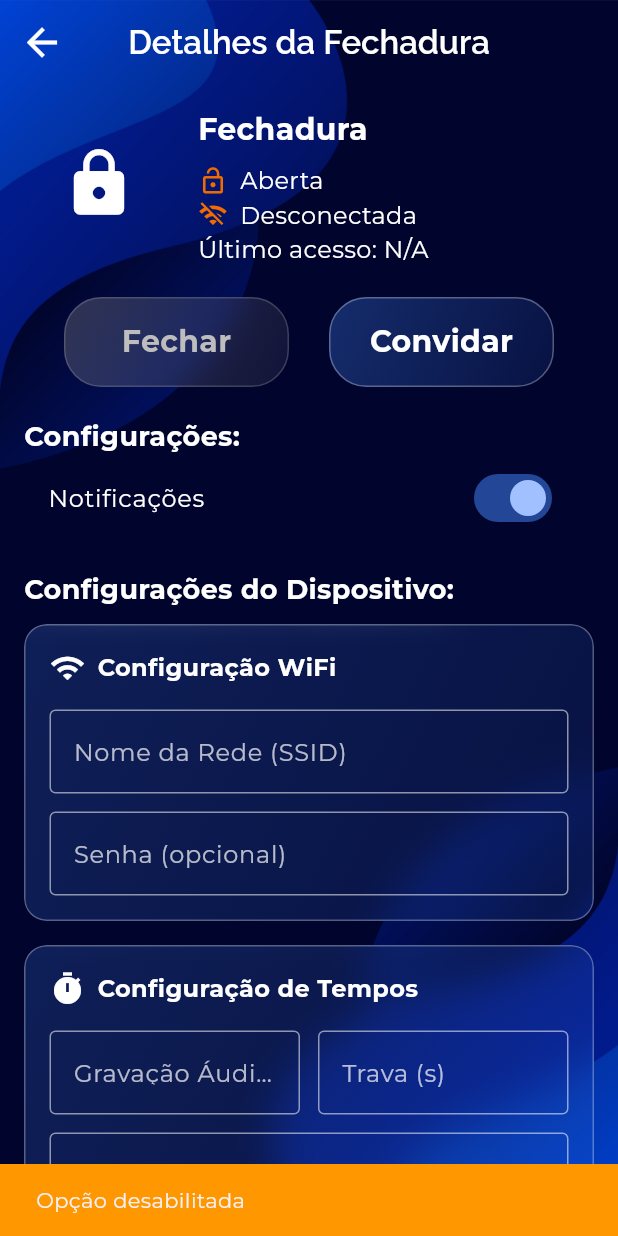
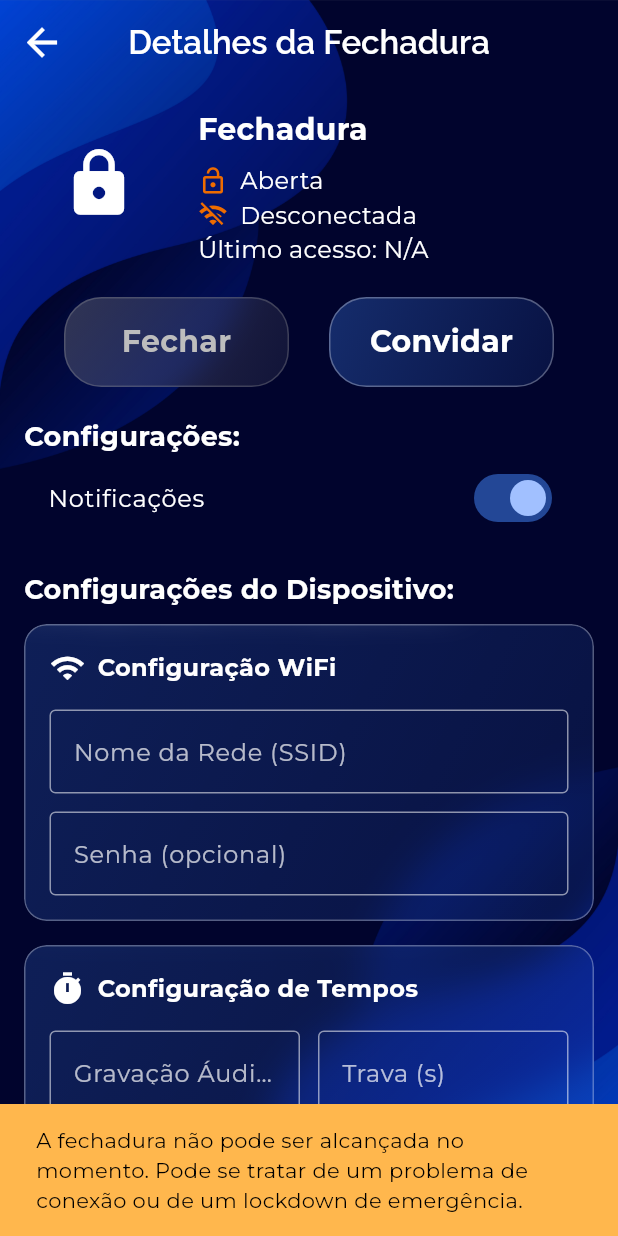
Before and after one commit to lucca-pellegrini/LockWise, a Flutter app: the LockDetails screen opened directly with empty values, after a tap on "Fechar", on a phone screen of 412 x 824 dp. Run offline on Flutter 3.47's test engine with Material 3 defaults, Android fonts, the phone set to English and light mode, and no system bars; our stand-ins replace carousel_slider, cloud_firestore, firebase_auth, firebase_core, flutter_secure_storage, introduction_screen and 2 more; missing offline and left inert: wifi_scan; accounts and stored records are empty; generated files the repository leaves out were written again; network calls fail.

Commit message:
style(PaginaDetalhe): torna legível aviso quando tentamos controlar dispositivo offline

```diff
--- a/app/lib/PaginaDetalhe.dart
+++ b/app/lib/PaginaDetalhe.dart
@@ -1509,9 +1509,12 @@ class _GlassButton extends StatelessWidget {
                   : () {
                       ScaffoldMessenger.of(context).showSnackBar(
                         SnackBar(
-                          content: Text('Opção desabilitada'),
-                          backgroundColor: Colors.orange,
-                          duration: Duration(seconds: 2),
+                          content: Text(
+                            'A fechadura não pode ser alcançada no momento. Pode se tratar de um problema de conexão ou de um lockdown de emergência.',
+                            style: TextStyle(color: Colors.black),
+                          ),
+                          backgroundColor: Colors.orange.shade300,
+                          duration: Duration(seconds: 5),
                         ),
                       );
                     },
```
